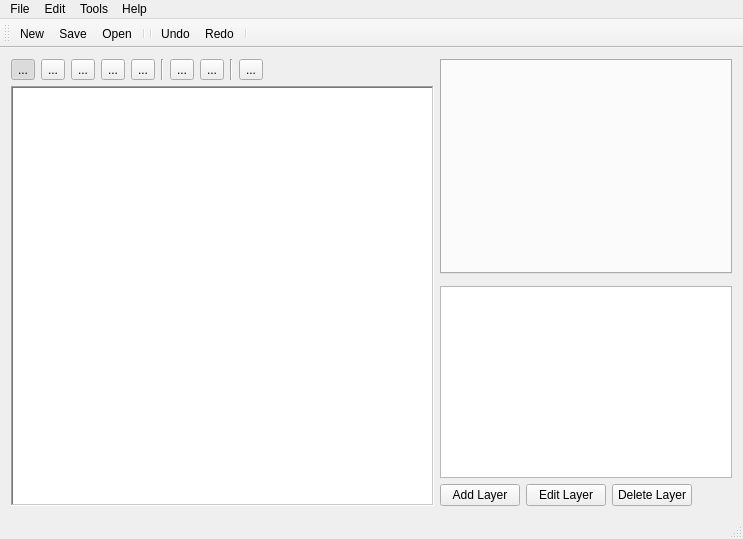
Before: the Qt Designer form MainWindow.ui in Preece/TGL, drawn with Qt 5.
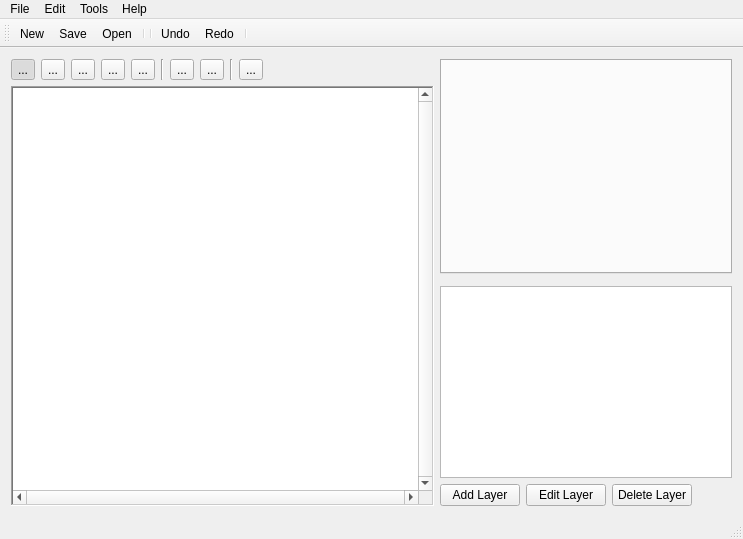
After: the same form once the commit is applied. Icons and pictures are not drawn. Custom widgets are drawn as their Qt base class.

Commit message: Began implementing the brush properties window

What changed in the file:
```diff
--- a/MainWindow.ui
+++ b/MainWindow.ui
@@ -123,23 +123,6 @@
           </property>
          </widget>
         </item>
-        <item>
-         <widget class="QToolButton" name="brushTool">
-          <property name="text">
-           <string>...</string>
-          </property>
-          <property name="icon">
-           <iconset resource="Icons.qrc">
-            <normaloff>:/Icons/Icons/brush.png</normaloff>:/Icons/Icons/brush.png</iconset>
-          </property>
-          <property name="checkable">
-           <bool>true</bool>
-          </property>
-          <attribute name="buttonGroup">
-           <string>toolGroup</string>
-          </attribute>
-         </widget>
-        </item>
         <item>
          <widget class="QToolButton" name="scatterTool">
           <property name="text">
@@ -157,6 +140,23 @@
           </attribute>
          </widget>
         </item>
+        <item>
+         <widget class="QToolButton" name="brushTool">
+          <property name="text">
+           <string>...</string>
+          </property>
+          <property name="icon">
+           <iconset resource="Icons.qrc">
+            <normaloff>:/Icons/Icons/brush.png</normaloff>:/Icons/Icons/brush.png</iconset>
+          </property>
+          <property name="checkable">
+           <bool>true</bool>
+          </property>
+          <attribute name="buttonGroup">
+           <string>toolGroup</string>
+          </attribute>
+         </widget>
+        </item>
         <item>
          <widget class="Line" name="line">
           <property name="orientation">
@@ -198,6 +198,12 @@
         <property name="frameShape">
          <enum>QFrame::WinPanel</enum>
         </property>
+        <property name="verticalScrollBarPolicy">
+         <enum>Qt::ScrollBarAlwaysOn</enum>
+        </property>
+        <property name="horizontalScrollBarPolicy">
+         <enum>Qt::ScrollBarAlwaysOn</enum>
+        </property>
         <property name="alignment">
          <set>Qt::AlignLeading|Qt::AlignLeft|Qt::AlignTop</set>
         </property>
```
The commit also changes 10 other files.
